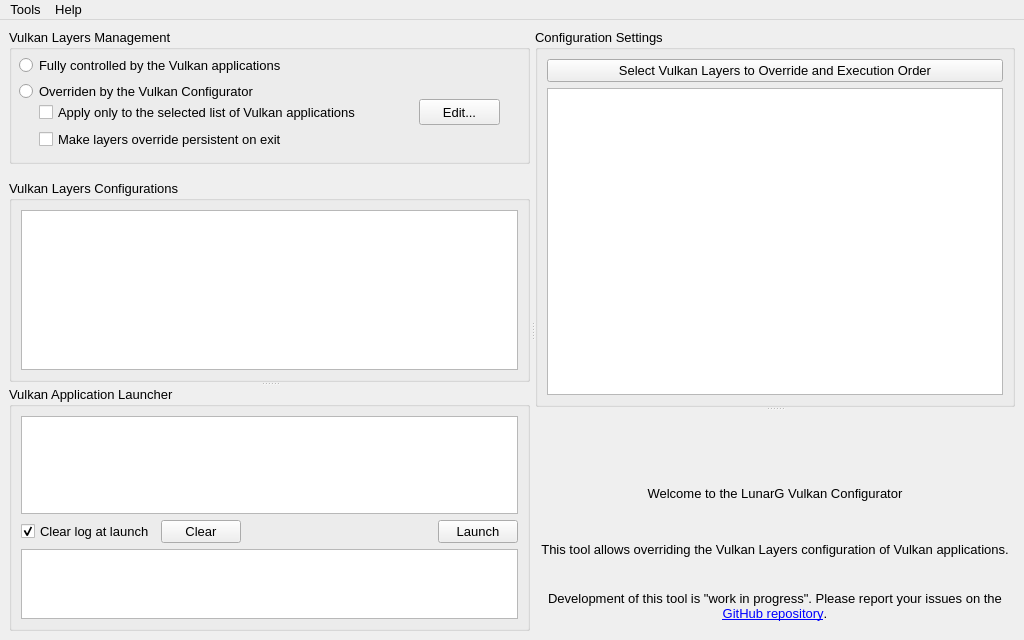
LunarG/VulkanTools, file vkconfig/mainwindow.ui: the form before one commit.
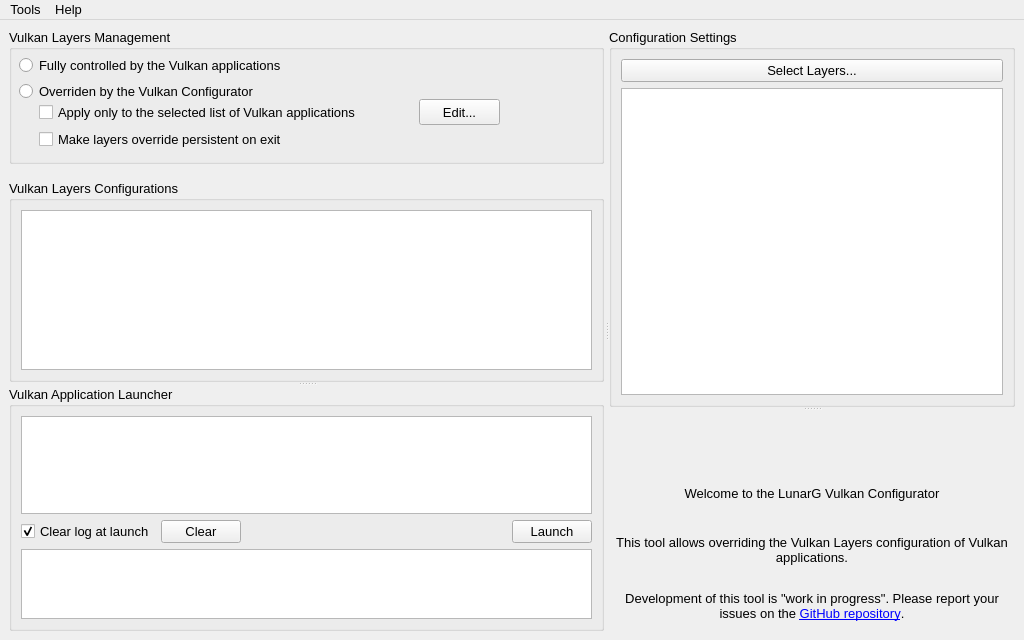
The form after the commit. Icons and pictures are not drawn.

Patch:
```diff
--- a/vkconfig/mainwindow.ui
+++ b/vkconfig/mainwindow.ui
@@ -500,7 +500,7 @@
             </font>
            </property>
            <property name="text">
-            <string>Select Vulkan Layers to Override and Execution Order</string>
+            <string>Select Layers...</string>
            </property>
           </widget>
          </item>
```
